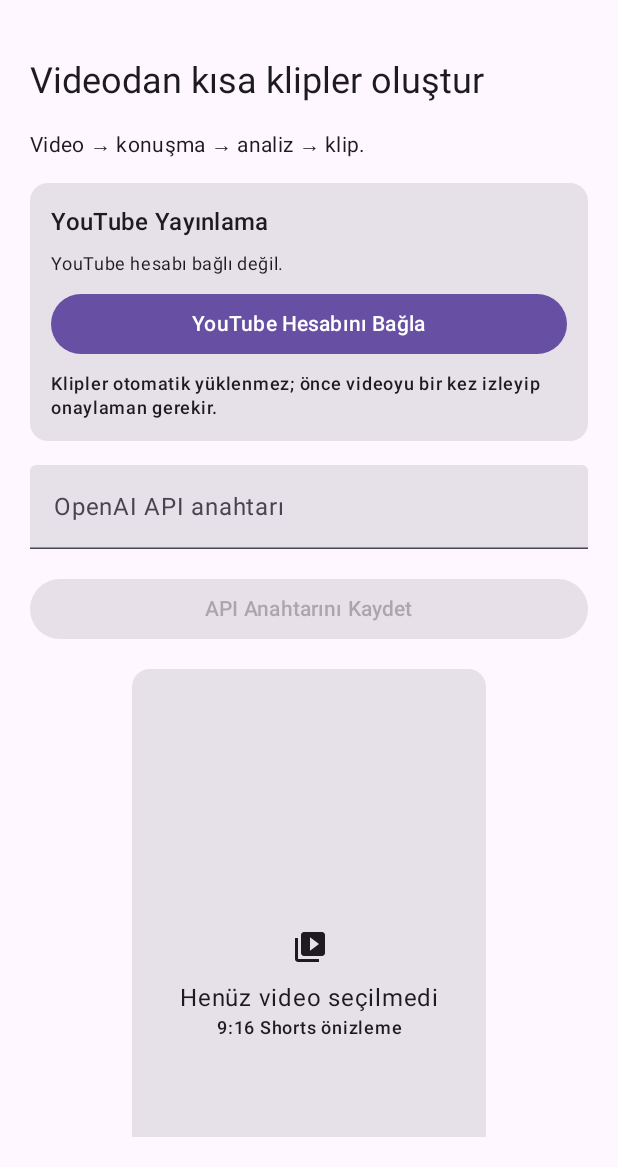
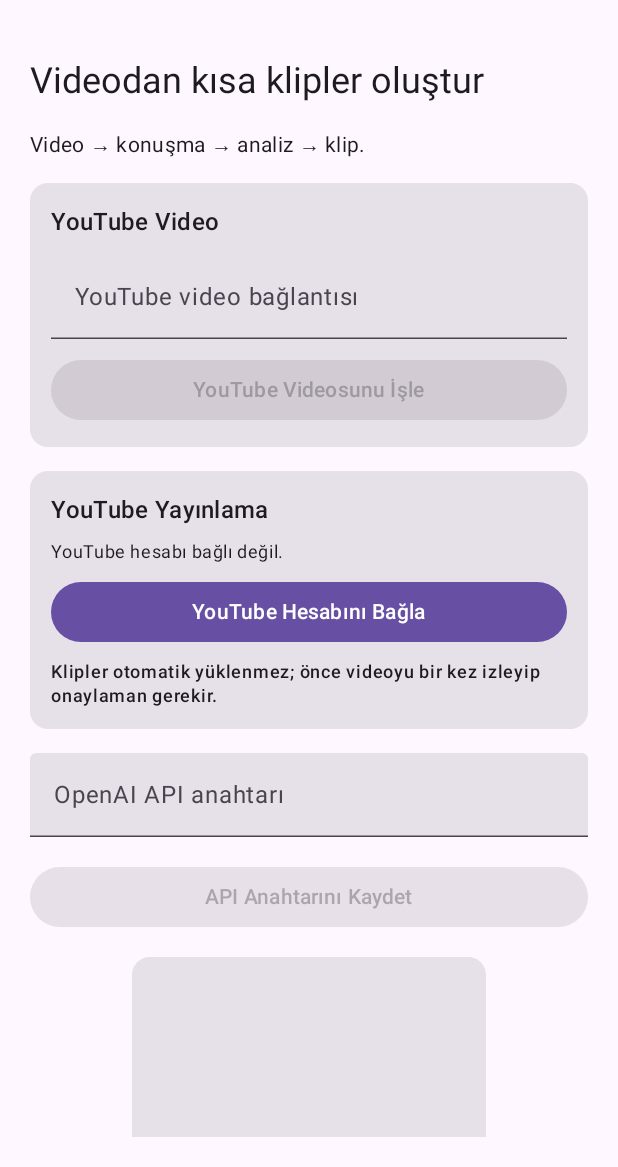
Before and after one commit to ByTASQ/AI-Clipper-Android, an Android app built with Jetpack Compose: the screen it shows after launch (MainActivity), on a phone screen of 412 x 824 dp, the part 69-1236 px from its top. Run offline under Robolectric (Android 15) with nearby library versions, the phone set to English and light mode, and no system bars.

Commit message:
Add visible YouTube URL input and processing button

```diff
--- a/app/src/main/java/com/bytasq/aiclipper/MainActivity.kt
+++ b/app/src/main/java/com/bytasq/aiclipper/MainActivity.kt
@@ -112,6 +112,7 @@ private fun extractSharedYoutubeUrl(intent: Intent?): String? {
 private fun AIClipperApp(initialYoutubeUrl: String? = null) {
     var selectedVideo by remember { mutableStateOf<Uri?>(null) }
     var sharedYoutubeUrl by remember(initialYoutubeUrl) { mutableStateOf(initialYoutubeUrl.orEmpty()) }
+    var youtubeUrlInput by remember(initialYoutubeUrl) { mutableStateOf(initialYoutubeUrl.orEmpty()) }
     var youtubeDownloadState by remember { mutableStateOf<YouTubeDownloadState>(YouTubeDownloadState.Idle) }
     var autoProcessYoutube by remember { mutableStateOf(false) }
     var videoDurationMs by remember { mutableStateOf(0L) }
@@ -276,6 +277,54 @@ private fun AIClipperApp(initialYoutubeUrl: String? = null) {
                 )
 
                 Text(text = "Video → konuşma → analiz → klip.", style = MaterialTheme.typography.bodyMedium)
+
+                Card(modifier = Modifier.fillMaxWidth()) {
+                    Column(
+                        modifier = Modifier.padding(14.dp),
+                        verticalArrangement = Arrangement.spacedBy(10.dp)
+                    ) {
+                        Text("YouTube Video", style = MaterialTheme.typography.titleMedium)
+                        TextField(
+                            value = youtubeUrlInput,
+                            onValueChange = { youtubeUrlInput = it },
+                            modifier = Modifier.fillMaxWidth(),
+                            label = { Text("YouTube video bağlantısı") },
+                            placeholder = { Text("https://www.youtube.com/watch?v=...") },
+                            singleLine = true
+                        )
+                        Button(
+                            onClick = {
+                                val url = youtubeUrlInput.trim()
+                                if (url.isBlank()) {
+                                    youtubeDownloadState = YouTubeDownloadState.Failed("YouTube bağlantısını gir.")
+                                } else {
+                                    selectedVideo = null
+                                    videoDurationMs = 0L
+                                    clipRange = 0f..0f
+                                    transcript = null
+                                    transcriptText = ""
+                                    analysisState = AnalysisState.Idle
+                                    analysisError = null
+                                    generatedClips = emptyList()
+                                    batchExportState = BatchExportState.Idle
+                                    youtubeDownloadState = YouTubeDownloadState.Downloading(0)
+                                    sharedYoutubeUrl = url
+                                }
+                            },
+                            enabled = youtubeUrlInput.trim().isNotEmpty(),
+                            modifier = Modifier.fillMaxWidth()
+                        ) {
+                            Text("YouTube Videosunu İşle")
+                        }
+                        when (val state = youtubeDownloadState) {
+                            YouTubeDownloadState.Idle -> Unit
+                            is YouTubeDownloadState.Downloading -> Text("YouTube indiriliyor... %${state.progress}", style = MaterialTheme.typography.labelMedium)
+                            YouTubeDownloadState.Processing -> Text("Video indirildi. Transkripsiyon ve AI analiz başlıyor...", style = MaterialTheme.typography.labelMedium)
+                            YouTubeDownloadState.Completed -> Text("✓ YouTube işlemi tamamlandı.", style = MaterialTheme.typography.labelMedium)
+                            is YouTubeDownloadState.Failed -> Text("YouTube hatası: ${state.message}", style = MaterialTheme.typography.labelMedium)
+                        }
+                    }
+                }
 
                 Card(modifier = Modifier.fillMaxWidth()) {
                     Column(
```
